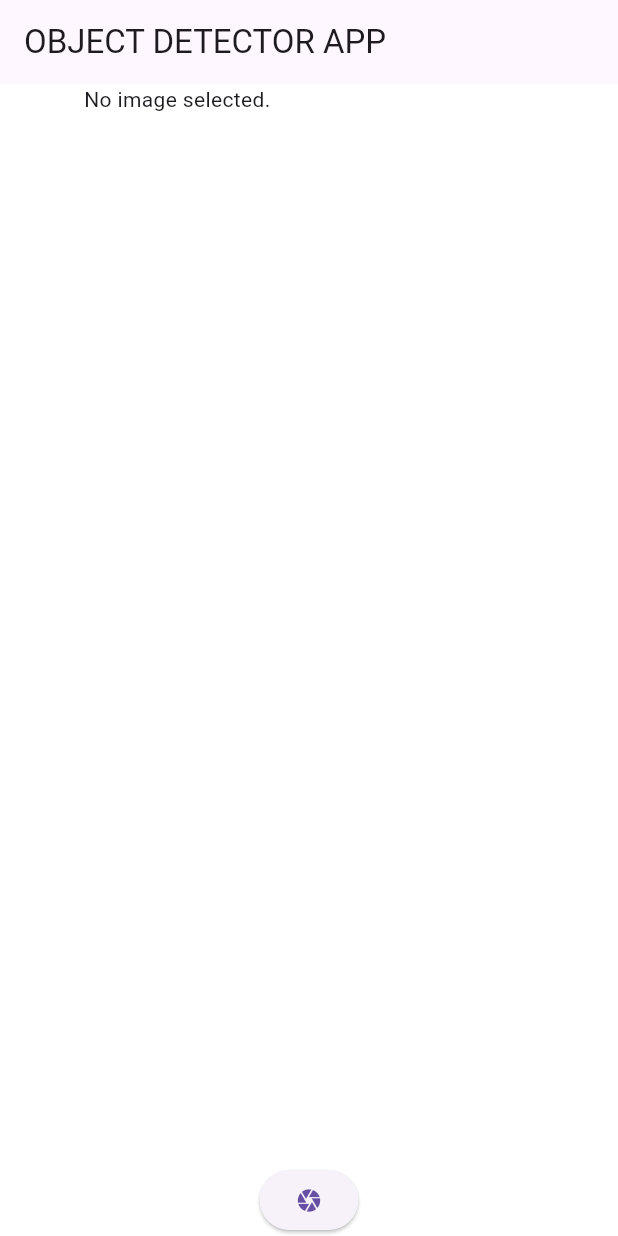
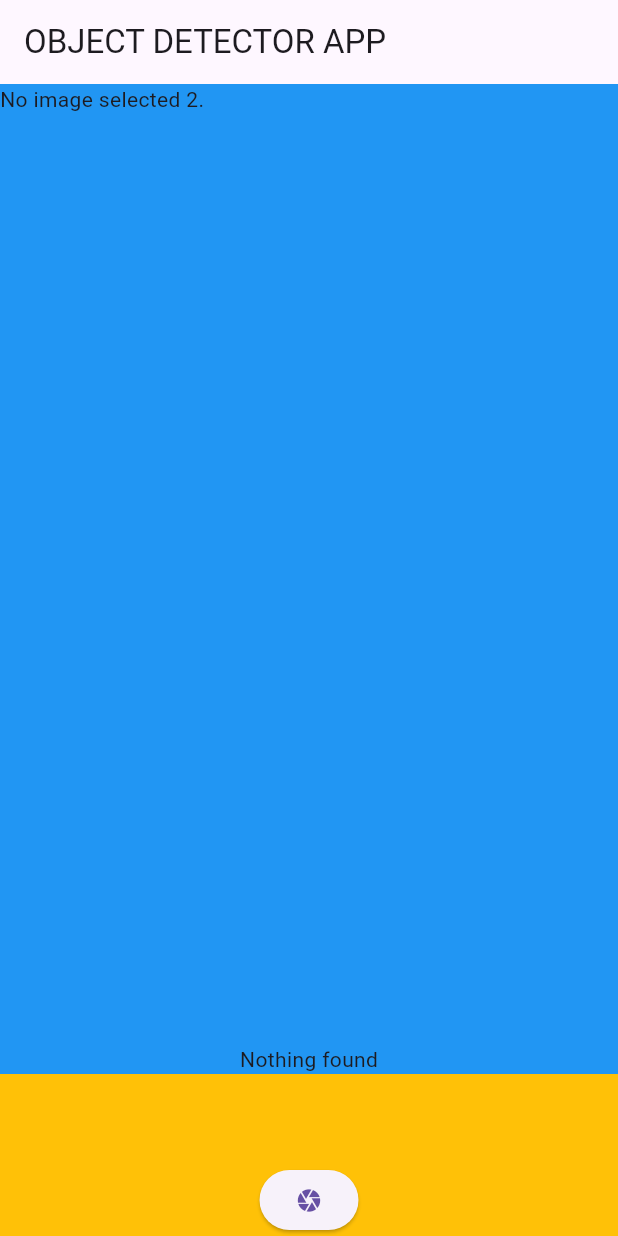
Before and after one commit to david-sds/object_detection, a Flutter app: the screen it shows after launch, after a tap on the "camera" icon, on a phone screen of 412 x 824 dp. Run offline on Flutter 3.47's test engine with Material 3 defaults, Android fonts, the phone set to English and light mode, and no system bars; our stand-ins replace image_picker; missing offline and left inert: flutter_pytorch.

Commit message:
ffizes
Signed-off-by: unknown <jeanpsfilho@gmail.com>

```diff
--- a/lib/home_screen.dart
+++ b/lib/home_screen.dart
@@ -14,10 +14,8 @@ class HomeScreen extends StatefulWidget {
 }
 
 class _HomeScreenState extends State<HomeScreen> {
-  File? _imageFile;
-  late ModelObjectDetection _objectModel;
+  ModelObjectDetection? _objectModel;
   String? _imagePrediction;
-  List? _prediction;
   File? _image;
   final ImagePicker _picker = ImagePicker();
   bool objectDetection = false;
@@ -25,21 +23,23 @@ class _HomeScreenState extends State<HomeScreen> {
 
   @override
   void initState() {
-    // TODO: implement initState
     super.initState();
     loadModel();
   }
 
-  Future loadModel() async {
+  Future<void> loadModel() async {
     String pathObjectDetectionModel = "assets/models/yolov5s.torchscript";
     try {
-      _objectModel = await FlutterPytorch.loadObjectDetectionModel(
-          //Remeber here 80 value represents number of classes for custom model it will be different don't forget to change this.
+      final result = await FlutterPytorch.loadObjectDetectionModel(
         pathObjectDetectionModel,
+        labelPath: "assets/labels/labels.txt",
         80,
         640,
         640,
-          labelPath: "assets/labels/labels.txt");
+      );
+      setState(() {
+        _objectModel = result;
+      });
     } catch (e) {
       if (e is PlatformException) {
         print("only supported for android, Error is $e");
@@ -49,15 +49,21 @@ class _HomeScreenState extends State<HomeScreen> {
     }
   }
 
-  Future runObjectDetection() async {
+  Future<void> runObjectDetection() async {
     //pick an image
 
     final XFile? image = await _picker.pickImage(
-        source: ImageSource.gallery, maxWidth: 200, maxHeight: 200);
-    objDetect = await _objectModel.getImagePrediction(
-        await File(image!.path).readAsBytes(),
+      source: ImageSource.gallery,
+    );
+    if (image == null) {
+      return;
+    }
+    final objDetectRes = await _objectModel?.getImagePrediction(
+      await File(image.path).readAsBytes(),
       minimumScore: 0.1,
-        IOUThershold: 0.3);
+      IOUThershold: 0.3,
+    );
+
     for (var element in objDetect) {
       print({
         "score": element?.score,
@@ -73,41 +79,74 @@ class _HomeScreenState extends State<HomeScreen> {
         },
       });
     }
+    print('setting image!');
     setState(() {
       _image = File(image.path);
+      objDetect = objDetectRes ?? [];
     });
   }
 
   @override
   Widget build(BuildContext context) {
+    print('rendering again!');
+    final img = _image;
     return Scaffold(
       appBar: AppBar(title: const Text("OBJECT DETECTOR APP")),
       backgroundColor: Colors.white,
       body: Center(
+        child: Container(
+          color: Colors.amber,
           child: Column(
-        mainAxisAlignment: MainAxisAlignment.center,
+            mainAxisAlignment: MainAxisAlignment.spaceBetween,
             children: [
-          //Image with Detections....
               Expanded(
-            child: SizedBox(
-              height: 150,
-              width: 300,
+                child: SingleChildScrollView(
+                  child: Container(
+                    color: Colors.blue,
+                    child: Column(
+                      children: [
+                        SizedBox(
+                          height: 640,
+                          width: 640,
                           child: objDetect.isNotEmpty
-                  ? _image == null
-                      ? const Text('No image selected.')
-                      : _objectModel.renderBoxesOnImage(_image!, objDetect)
-                  : _image == null
-                      ? const Text('No image selected.')
-                      : Image.file(_image!),
+                              ? img == null
+                                  ? const Text('No image selected 1.')
+                                  : _objectModel?.renderBoxesOnImage(
+                                      img, objDetect)
+                              : img == null
+                                  ? const Text('No image selected 2.')
+                                  : Image.file(img),
+                        ),
+                        Center(
+                          child: Text(_imagePrediction ?? 'Nothing found'),
+                        ),
+                      ],
                     ),
                   ),
-          Center(
-            child: Visibility(
-              visible: _imagePrediction != null,
-              child: Text("$_imagePrediction"),
                 ),
               ),
-          //Button to click pic
+              // Column(
+              //   children: [
+              //     SizedBox(
+              //       height: 400,
+              //       width: 400,
+              //       child: objDetect.isNotEmpty
+              //           ? img == null
+              //               ? const Text('No image selected 1.')
+              //               : _objectModel?.renderBoxesOnImage(img, objDetect)
+              //           : img == null
+              //               ? const Text('No image selected 2.')
+              //               : Image.file(img),
+              //     ),
+              //     Center(
+              //       child: Visibility(
+              //         visible: _imagePrediction != null,
+              //         child: Text("$_imagePrediction"),
+              //       ),
+              //     ),
+              //   ],
+              // ),
+              // //Button to click pic
               ElevatedButton(
                 onPressed: () {
                   runObjectDetection();
@@ -115,7 +154,9 @@ class _HomeScreenState extends State<HomeScreen> {
                 child: const Icon(Icons.camera),
               )
             ],
-      )),
+          ),
+        ),
+      ),
     );
   }
 }
```
Also changed, not shown: lib/jean.dart (added). Lines whose indentation alone changed are shown as unchanged.
